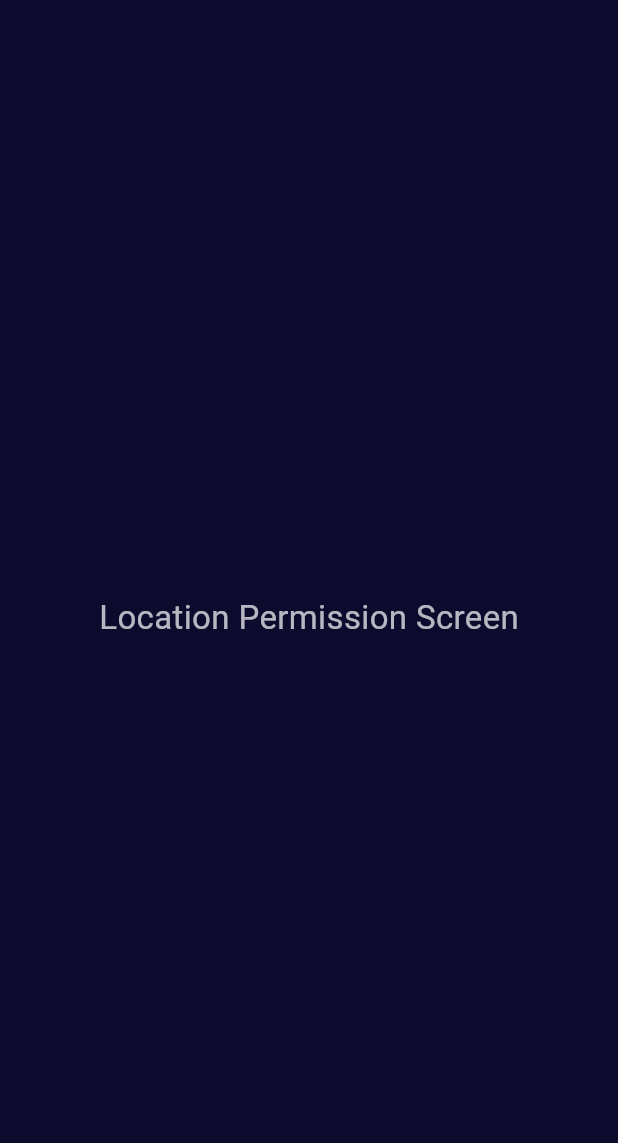
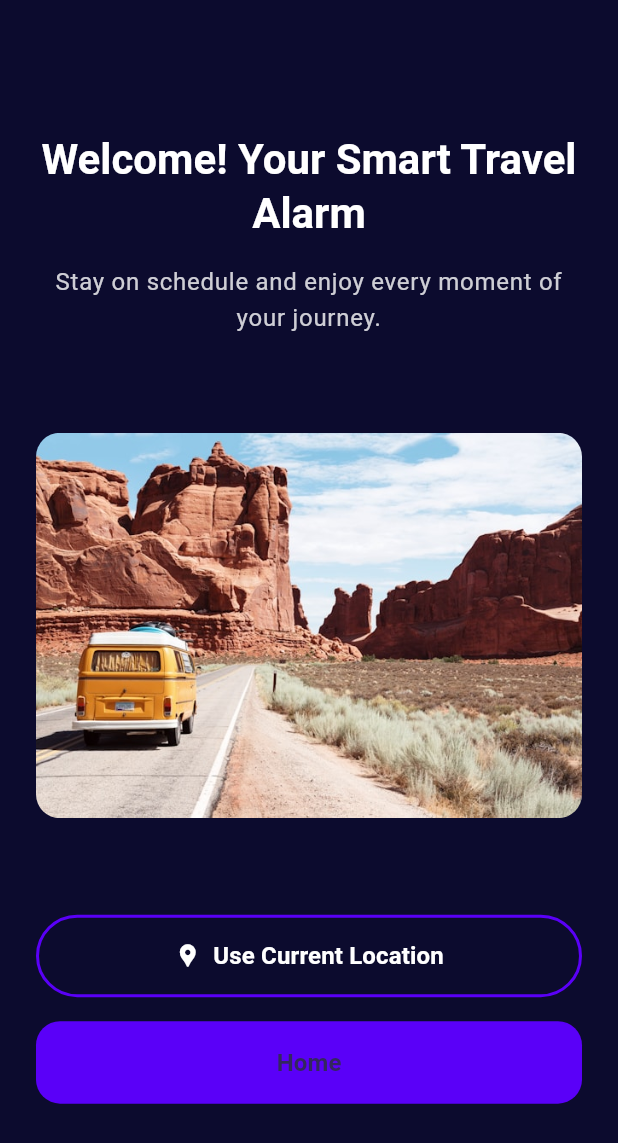
Before and after one commit to abrartanim/Onboarding_App, a Flutter app: the screen it shows after launch, after a tap on "Skip", on a phone screen of 412 x 824 dp. Shown: the top 1143 px of the screen. Run offline on Flutter 3.47's test engine with Material 3 defaults, Android fonts, the phone set to English and light mode, and no system bars; our stand-ins replace google_fonts, location, smooth_page_indicator, video_player; Roboto replaces fonts that are missing (Oxygen).

Commit message:
added location permission screen

```diff
--- /dev/null
+++ b/lib/features/onboarding/screens/location_permission_screen.dart
@@ -0,0 +1,168 @@
+import 'package:flutter/material.dart';
+import 'package:softvence_project/constants/app_assets.dart';
+import 'package:softvence_project/constants/app_colors.dart';
+import 'package:softvence_project/features/home/screens/home_screen.dart';
+import 'package:location/location.dart';
+
+class LocationPermissionScreen extends StatefulWidget {
+  const LocationPermissionScreen({super.key});
+
+  @override
+  State<LocationPermissionScreen> createState() =>
+      _LocationPermissionScreenState();
+}
+
+class _LocationPermissionScreenState extends State<LocationPermissionScreen> {
+  final Location _location = Location();
+  bool _isLoading = false;
+
+  Future<void> _requestLocationPermission() async {
+    setState(() {
+      _isLoading = true;
+    });
+
+    bool serviceEnabled;
+    PermissionStatus permissionGranted;
+    LocationData locationData;
+
+    serviceEnabled = await _location.serviceEnabled();
+    if (!serviceEnabled) {
+      serviceEnabled = await _location.requestService();
+      if (!serviceEnabled) {
+        setState(() {
+          _isLoading = false;
+        });
+        return; // User did not enable service
+      }
+    }
+
+    permissionGranted = await _location.hasPermission();
+    if (permissionGranted == PermissionStatus.denied) {
+      permissionGranted = await _location.requestPermission();
+      if (permissionGranted != PermissionStatus.granted) {
+        setState(() {
+          _isLoading = false;
+        });
+        return; // User denied permission
+      }
+    }
+
+    locationData = await _location.getLocation();
+
+    if (!mounted) return;
+
+    // For now, we just pass a simple string.
+    // In a real app, you might pass locationData.latitude, etc.
+    Navigator.of(context).push(
+      MaterialPageRoute(
+        builder: (context) => const HomeScreen(
+          selectedLocation: "Your Current Location",
+        ),
+      ),
+    );
+  }
+
+  void _goToHome() {
+    Navigator.of(context).push(
+      MaterialPageRoute(
+        // Go to home but without a location selected
+        builder: (context) => const HomeScreen(selectedLocation: null),
+      ),
+    );
+  }
+
+  @override
+  Widget build(BuildContext context) {
+    return Scaffold(
+      body: SafeArea(
+        child: Container(
+          width: double.infinity,
+          padding: const EdgeInsets.all(24.0),
+          child: Column(
+            mainAxisAlignment: MainAxisAlignment.spaceEvenly,
+            crossAxisAlignment: CrossAxisAlignment.center,
+            children: [
+              Column(
+                children: [
+                  Text(
+                    'Welcome! Your Smart Travel Alarm',
+                    textAlign: TextAlign.center,
+                    style:
+                    Theme.of(context).textTheme.headlineMedium?.copyWith(
+                      color: AppColors.white,
+                      fontWeight: FontWeight.bold,
+                    ),
+                  ),
+                  const SizedBox(height: 16),
+                  Text(
+                    'Stay on schedule and enjoy every moment of your journey.',
+                    textAlign: TextAlign.center,
+                    style: Theme.of(context).textTheme.bodyLarge?.copyWith(
+                      color: AppColors.white.withOpacity(0.8),
+                    ),
+                  ),
+                ],
+              ),
+              ClipRRect(
+                borderRadius: BorderRadius.circular(16.0),
+                child: Image.asset(
+                  AppAssets.img1,
+                  fit: BoxFit.cover,
+                ),
+              ),
+              Column(
+                children: [
+                  _isLoading
+                      ? const CircularProgressIndicator()
+                      : SizedBox(
+                    width: double.infinity,
+                    child: OutlinedButton.icon(
+                      icon: const Icon(Icons.location_pin),
+                      onPressed: _requestLocationPermission,
+                      style: OutlinedButton.styleFrom(
+                        foregroundColor: AppColors.white,
+                        side: const BorderSide(
+                          color: AppColors.primaryColor,
+                          width: 2,
+                        ),
+                        shape: RoundedRectangleBorder(
+                          borderRadius: BorderRadius.circular(30),
+                        ),
+                        padding:
+                        const EdgeInsets.symmetric(vertical: 16),
+                      ),
+                      label: const Text(
+                        'Use Current Location',
+                        style: TextStyle(
+                            fontSize: 16, fontWeight: FontWeight.bold),
+                      ),
+                    ),
+                  ),
+                  const SizedBox(height: 16),
+                  SizedBox(
+                    width: double.infinity,
+                    child: FilledButton(
+                      onPressed: _goToHome,
+                      style: FilledButton.styleFrom(
+                        backgroundColor: AppColors.primaryColor,
+                        padding: const EdgeInsets.symmetric(vertical: 16),
+                        shape: RoundedRectangleBorder(
+                          borderRadius: BorderRadius.circular(16),
+                        ),
+                      ),
+                      child: const Text(
+                        'Home',
+                        style: TextStyle(
+                            fontSize: 16, fontWeight: FontWeight.bold),
+                      ),
+                    ),
+                  ),
+                ],
+              ),
+            ],
+          ),
+        ),
+      ),
+    );
+  }
+}
--- a/lib/features/onboarding/screens/onboarding_screen.dart
+++ b/lib/features/onboarding/screens/onboarding_screen.dart
@@ -5,6 +5,7 @@ import 'package:softvence_project/constants/app_assets.dart';
 import 'package:softvence_project/constants/app_colors.dart';
 import 'package:softvence_project/features/onboarding/models/onboarding_model.dart';
 import 'package:softvence_project/features/onboarding/widgets/onboarding_page_widget.dart';
+import 'package:softvence_project/features/onboarding/screens/location_permission_screen.dart';
 
 class OnboardingScreen extends StatefulWidget {
   const OnboardingScreen({super.key});
@@ -14,7 +15,7 @@ class OnboardingScreen extends StatefulWidget {
 }
 
 class _OnboardingScreenState extends State<OnboardingScreen> {
-  // --- NO CHANGES to state variables or init/dispose methods ---
+
   final PageController _pageController = PageController();
   int _currentPage = 0;
   VideoPlayerController? _videoController;
@@ -89,17 +90,14 @@ class _OnboardingScreenState extends State<OnboardingScreen> {
   }
 
   void _goToNextScreen() {
-    Navigator.of(context).pushReplacement(
+    Navigator.of(context).push(
       MaterialPageRoute(
-        builder: (context) => const Scaffold(
-          body: Center(
-            child: Text('Location Permission Screen'),
-          ),
-        ),
+
+        builder: (context) => const LocationPermissionScreen(),
       ),
     );
   }
-  // --- END of unchanged methods ---
+
 
   @override
   Widget build(BuildContext context) {
@@ -108,15 +106,13 @@ class _OnboardingScreenState extends State<OnboardingScreen> {
 
     return Scaffold(
       backgroundColor: AppColors.backgroundColor,
-      // 1. --- CHANGE ---
-      // The body is now a Column for a top-to-bottom layout.
+
       body: Column(
         children: [
           // --- ITEM 1: Video Player Section (as a Stack) ---
           SizedBox(
             height: figmaVideoHeight,
-            // We still use a Stack here to overlay the skip button and gradient
-            // *on top of the video*.
+
             child: Stack(
               children: [
                 if (_videoController != null &&
@@ -188,10 +184,7 @@ class _OnboardingScreenState extends State<OnboardingScreen> {
             ),
           ),
 
-          // --- ITEM 2: Text Section (Expanded PageView) ---
-          // 2. --- CHANGE ---
-          // This Expanded widget makes the PageView fill all
-          // remaining space between the video and the bottom controls.
+
           Expanded(
             child: PageView.builder(
               controller: _pageController,
@@ -202,10 +195,7 @@ class _OnboardingScreenState extends State<OnboardingScreen> {
             ),
           ),
 
-          // --- ITEM 3: Bottom Controls ---
-          // 3. --- CHANGE ---
-          // The controls are now the last item in the Column,
-          // ensuring they are always at the bottom.
+
           Padding(
             padding: const EdgeInsets.only(left: 32, right: 32, bottom: 40),
             child: Column(
--- a/lib/main.dart
+++ b/lib/main.dart
@@ -25,18 +25,18 @@ class MyApp extends StatelessWidget {
           background: AppColors.backgroundColor,
         ),
 
-        // ✅ Apply Oxygen font to the entire text theme
+
         textTheme: GoogleFonts.oxygenTextTheme(
           Theme.of(context).textTheme.copyWith(
             headlineLarge: const TextStyle(
-              fontSize: 32,           // title font size
+              fontSize: 32,
               fontWeight: FontWeight.bold,
               color: Colors.white,
             ),
             bodyMedium: const TextStyle(
-              fontSize: 22,           // subtitle font size
-              color: Colors.white70,  // semi-transparent white
-              height: 1.5,            // line spacing
+              fontSize: 22,
+              color: Colors.white70,
+              height: 1.5,
             ),
           ),
         ),
```
Also changed, not shown: lib/features/home/screens/home_screen.dart (added, +46 -0 lines), pubspec.yaml (+5 -3 lines), pubspec.lock, 2 other files.
